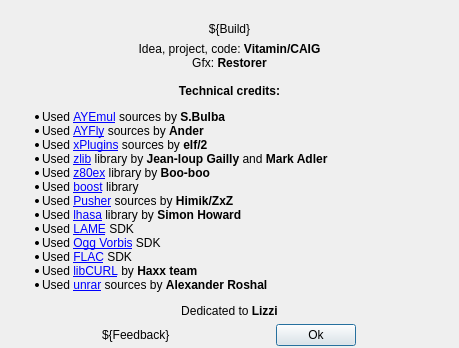
This is apps/zxtune-qt/ui/informational/aboutdialog.ui in vitamin-caig/zxtune as Qt 5 draws it before an edit. The edited form follows.
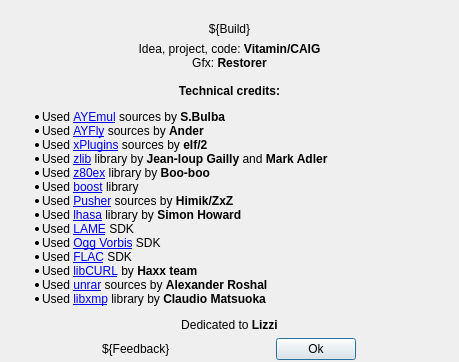
This is the edited form. Icons and pictures are not drawn.

Commit message: zxtune-qt: update about dialog.

```diff
--- a/apps/zxtune-qt/ui/informational/aboutdialog.ui
+++ b/apps/zxtune-qt/ui/informational/aboutdialog.ui
@@ -84,6 +84,7 @@
 &lt;li&gt;Used &lt;a href=&quot;http://flac.sourceforge.net&quot;&gt;FLAC&lt;/a&gt; SDK&lt;/li&gt;
 &lt;li&gt;Used &lt;a href=&quot;http://curl.haxx.se/libcurl&quot;&gt;libCURL&lt;/a&gt; by &lt;b&gt;Haxx team&lt;/b&gt;&lt;/li&gt;
 &lt;li&gt;Used &lt;a href=&quot;http://rarlab.com&quot;&gt;unrar&lt;/a&gt; sources by &lt;b&gt;Alexander Roshal&lt;/b&gt;&lt;/li&gt;
+&lt;li&gt;Used &lt;a href=&quot;https://github.com/cmatsuoka/libxmp&quot;&gt;libxmp&lt;/a&gt; library by &lt;b&gt;Claudio Matsuoka&lt;/b&gt;&lt;/li&gt;
 &lt;/ul&gt;
 
 &lt;center&gt;Dedicated to &lt;b&gt;Lizzi&lt;/b&gt;&lt;/center&gt;
```
The commit also changes 2 other files.
